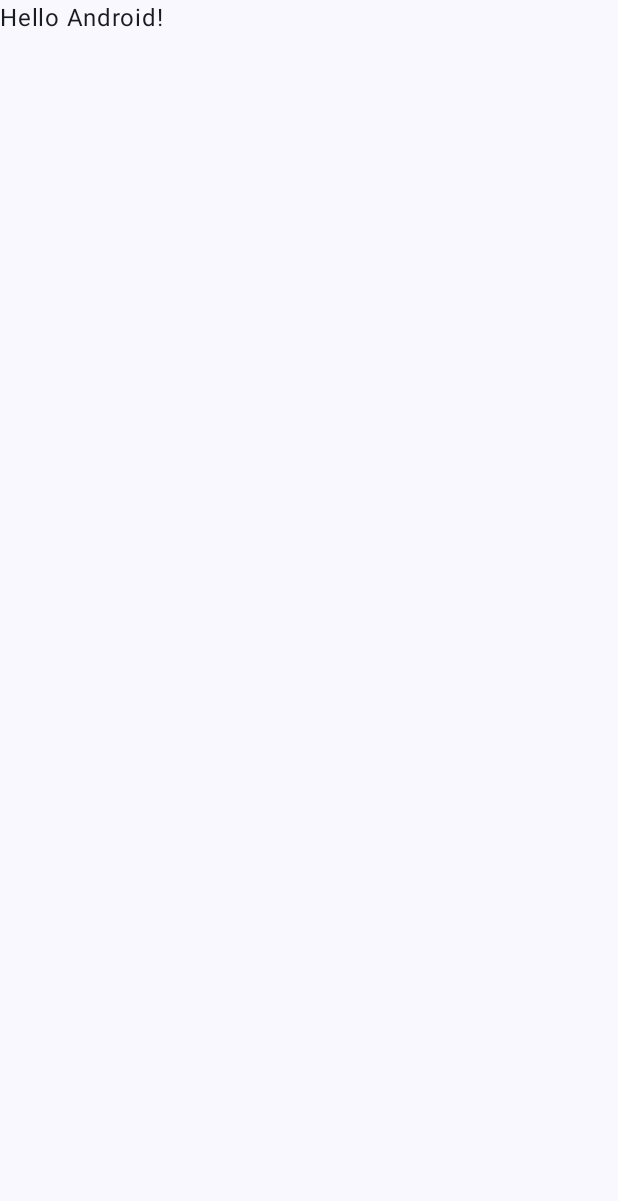
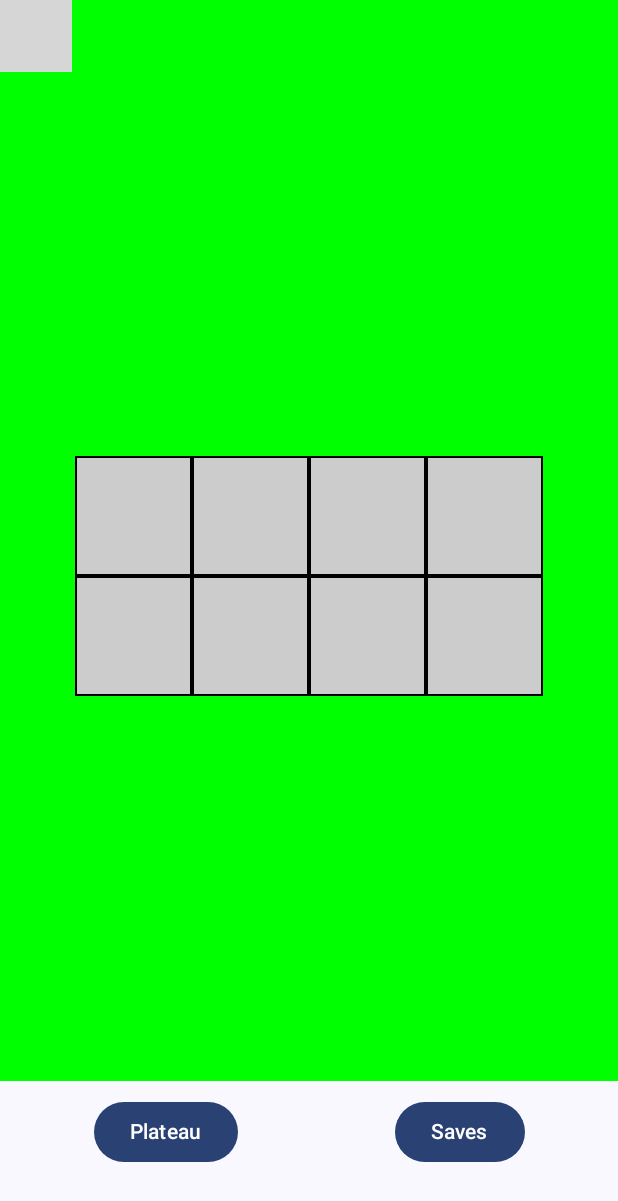
Before and after one commit to UltraDOVA/PlateauDentaireAssistant, an Android app built with Jetpack Compose: the screen it shows after launch (MainActivity), on a phone screen of 412 x 824 dp. Before the commit the part shown is almost empty. Shown: the top 1201 px of the screen. Run offline under Robolectric (Android 15) with nearby library versions, the phone set to English and light mode, and no system bars; our stand-ins replace Dagger/Hilt's generated code; 1 statement that could not run was skipped; grey boxes are pictures that could not be loaded.

Commit message:
first draft of drag and drop

```diff
--- a/app/src/main/AndroidManifest.xml
+++ b/app/src/main/AndroidManifest.xml
@@ -3,6 +3,7 @@
     xmlns:tools="http://schemas.android.com/tools">
 
     <application
+        android:name=".PlateauApp"
         android:allowBackup="true"
         android:dataExtractionRules="@xml/data_extraction_rules"
         android:fullBackupContent="@xml/backup_rules"
@@ -15,7 +16,6 @@
         <activity
             android:name=".MainActivity"
             android:exported="true"
-            android:label="@string/app_name"
             android:theme="@style/Theme.PlateauAssistant">
             <intent-filter>
                 <action android:name="android.intent.action.MAIN" />
--- a/app/src/main/java/com/dova/plateauAssistant/MainActivity.kt
+++ b/app/src/main/java/com/dova/plateauAssistant/MainActivity.kt
@@ -4,27 +4,22 @@ import android.os.Bundle
 import androidx.activity.ComponentActivity
 import androidx.activity.compose.setContent
 import androidx.activity.enableEdgeToEdge
-import androidx.compose.foundation.layout.fillMaxSize
-import androidx.compose.foundation.layout.padding
-import androidx.compose.material3.Scaffold
 import androidx.compose.material3.Text
 import androidx.compose.runtime.Composable
 import androidx.compose.ui.Modifier
 import androidx.compose.ui.tooling.preview.Preview
+import com.dova.plateauAssistant.ui.Navigation
 import com.dova.plateauAssistant.ui.theme.PlateauAssistantTheme
+import dagger.hilt.android.AndroidEntryPoint
 
+@AndroidEntryPoint
 class MainActivity : ComponentActivity() {
     override fun onCreate(savedInstanceState: Bundle?) {
         super.onCreate(savedInstanceState)
         enableEdgeToEdge()
         setContent {
             PlateauAssistantTheme {
-                Scaffold(modifier = Modifier.fillMaxSize()) { innerPadding ->
-                    Greeting(
-                        name = "Android",
-                        modifier = Modifier.padding(innerPadding)
-                    )
-                }
+                Navigation()
             }
         }
     }
--- /dev/null
+++ b/app/src/main/java/com/dova/plateauAssistant/PlateauApp.kt
@@ -0,0 +1,8 @@
+package com.dova.plateauAssistant
+
+import android.app.Application
+import dagger.hilt.android.HiltAndroidApp
+
+@HiltAndroidApp
+class PlateauApp : Application() {
+}
--- /dev/null
+++ b/app/src/main/java/com/dova/plateauAssistant/ui/Navigation.kt
@@ -0,0 +1,52 @@
+package com.dova.plateauAssistant.ui
+
+import androidx.compose.foundation.layout.Arrangement
+import androidx.compose.foundation.layout.Row
+import androidx.compose.foundation.layout.fillMaxWidth
+import androidx.compose.foundation.layout.padding
+import androidx.compose.material3.Button
+import androidx.compose.material3.Scaffold
+import androidx.compose.material3.Text
+import androidx.compose.runtime.Composable
+import androidx.compose.ui.Modifier
+import androidx.compose.ui.tooling.preview.Preview
+import androidx.compose.ui.unit.dp
+import androidx.navigation.NavHostController
+import androidx.navigation.compose.NavHost
+import androidx.navigation.compose.composable
+import androidx.navigation.compose.rememberNavController
+
+@Composable
+fun Navigation() {
+    val navController = rememberNavController()
+
+    Scaffold(bottomBar = { NavBar(navController) }) { innerPadding ->
+        NavHost(navController, startDestination = "plateau", modifier = Modifier.padding(innerPadding)) {
+            composable("plateau") { PlateauScreen() }
+            composable("saves") { SavedPlateaux() }
+        }
+    }
+}
+
+@Composable
+fun NavBar(
+    navController: NavHostController
+) {
+    Row(
+        Modifier.fillMaxWidth().padding(10.dp).padding(bottom = 35.dp),
+        horizontalArrangement = Arrangement.SpaceAround
+    ) {
+        Button(onClick = { navController.navigate("plateau") }) {
+            Text("Plateau")
+        }
+        Button(onClick = { navController.navigate("saves") }) {
+            Text("Saves")
+        }
+    }
+}
+
+@Preview
+@Composable
+fun Preview() {
+    Navigation()
+}
--- /dev/null
+++ b/app/src/main/java/com/dova/plateauAssistant/ui/PlateauScreen.kt
@@ -0,0 +1,113 @@
+package com.dova.plateauAssistant.ui
+
+import android.content.ClipData
+import android.util.Log
+import androidx.compose.foundation.BorderStroke
+import androidx.compose.foundation.ExperimentalFoundationApi
+import androidx.compose.foundation.Image
+import androidx.compose.foundation.background
+import androidx.compose.foundation.draganddrop.dragAndDropSource
+import androidx.compose.foundation.draganddrop.dragAndDropTarget
+import androidx.compose.foundation.gestures.detectTapGestures
+import androidx.compose.foundation.layout.Column
+import androidx.compose.foundation.layout.Row
+import androidx.compose.foundation.layout.Spacer
+import androidx.compose.foundation.layout.fillMaxSize
+import androidx.compose.foundation.layout.fillMaxWidth
+import androidx.compose.foundation.layout.height
+import androidx.compose.foundation.layout.padding
+import androidx.compose.foundation.layout.width
+import androidx.compose.material3.Surface
+import androidx.compose.runtime.Composable
+import androidx.compose.ui.Alignment
+import androidx.compose.ui.Modifier
+import androidx.compose.ui.draganddrop.DragAndDropEvent
+import androidx.compose.ui.draganddrop.DragAndDropTarget
+import androidx.compose.ui.draganddrop.DragAndDropTransferData
+import androidx.compose.ui.graphics.Color
+import androidx.compose.ui.res.painterResource
+import androidx.compose.ui.tooling.preview.Preview
+import androidx.compose.ui.unit.dp
+import androidx.hilt.navigation.compose.hiltViewModel
+import androidx.lifecycle.compose.collectAsStateWithLifecycle
+import com.dova.plateauAssistant.R
+
+@OptIn(ExperimentalFoundationApi::class)
+@Composable
+fun PlateauScreen() {
+    val viewModel: PlateauViewModel = hiltViewModel()
+    val uiState = viewModel.uiState.collectAsStateWithLifecycle()
+    Column(Modifier.fillMaxSize().background(Color.Green)) {
+        Image(
+            painterResource(R.drawable.dovoooo),
+            null,
+            Modifier.dragAndDropSource {
+                detectTapGestures(onLongPress = {
+                    startTransfer(
+                        DragAndDropTransferData(
+                            ClipData.newPlainText(
+                                "image Url", "url"
+                            )
+                        )
+                    )
+                })
+            }
+        )
+        Spacer(Modifier.weight(1f))
+        Column(
+            Modifier.fillMaxWidth().padding(horizontal = 50.dp),
+            horizontalAlignment = Alignment.CenterHorizontally
+        ) {
+            Row {
+                for (index in 0..<uiState.value.nbCases step 2) {
+                    Log.d("DOVA", "je suis $index")
+                    Surface(
+                        Modifier.height(80.dp).width(300.dp).weight(1f)
+                            .dragAndDropTarget(
+                                { true },
+                                target = object: DragAndDropTarget {
+                                    override fun onDrop(event: DragAndDropEvent): Boolean {
+                                        viewModel.dropOnPlateau(index,1)
+                                        return true
+                                    }
+                                }
+                            ),
+                        color = Color.LightGray,
+                        border = BorderStroke(1.dp, Color.Black)
+                    ) {
+                        if (uiState.value.plateau[index] == 1)
+                            Image(painterResource(R.drawable.dovoooo), null)
+                    }
+                }
+            }
+            Row {
+                for (index in 1..uiState.value.nbCases step 2) {
+                    Surface(
+                        Modifier.height(80.dp).width(300.dp).weight(1f)
+                            .dragAndDropTarget(
+                                { true },
+                                target = object: DragAndDropTarget {
+                                    override fun onDrop(event: DragAndDropEvent): Boolean {
+                                        viewModel.dropOnPlateau(index,1)
+                                        return true
+                                    }
+                                }
+                            ),
+                        color = Color.LightGray,
+                        border = BorderStroke(1.dp, Color.Black)
+                    ) {
+                        if (uiState.value.plateau[index] == 1)
+                            Image(painterResource(R.drawable.dovoooo), null)
+                    }
+                }
+            }
+        }
+        Spacer(Modifier.weight(1f))
+    }
+}
+
+@Preview
+@Composable
+fun Previewzer() {
+    PlateauScreen()
+}
--- /dev/null
+++ b/app/src/main/java/com/dova/plateauAssistant/ui/PlateauViewModel.kt
@@ -0,0 +1,29 @@
+package com.dova.plateauAssistant.ui
+
+import androidx.lifecycle.ViewModel
+import dagger.hilt.android.lifecycle.HiltViewModel
+import kotlinx.coroutines.flow.MutableStateFlow
+import kotlinx.coroutines.flow.asStateFlow
+import kotlinx.coroutines.flow.update
+import javax.inject.Inject
+
+@HiltViewModel
+class PlateauViewModel @Inject constructor() : ViewModel() {
+    private val _uiState = MutableStateFlow(PlateauUiState())
+    val uiState = _uiState.asStateFlow()
+
+    fun dropOnPlateau(case: Int, elem: Int) {
+        val nv_plateau = uiState.value.plateau.toMutableList()
+        nv_plateau[case] = elem
+        _uiState.update {
+            it.copy(
+                plateau = nv_plateau.toList()
+            )
+        }
+    }
+}
+
+data class PlateauUiState(
+    val nbCases: Int = 8,
+    val plateau: List<Int> = listOf(0,0,0,0,0,0,0,0)
+)
--- a/build.gradle.kts
+++ b/build.gradle.kts
@@ -2,4 +2,6 @@
 plugins {
     alias(libs.plugins.android.application) apply false
     alias(libs.plugins.kotlin.android) apply false
+    alias(libs.plugins.kapt) apply false
+    alias(libs.plugins.hilt) apply false
 }
```
Also changed, not shown: app/build.gradle.kts (+7 -0 lines), app/src/main/java/com/dova/plateauAssistant/ui/SavedPlateaux.kt (added, +13 -0 lines), gradle/libs.versions.toml (+12 -0 lines), app/src/main/res/drawable/dovoooo.png (added).
